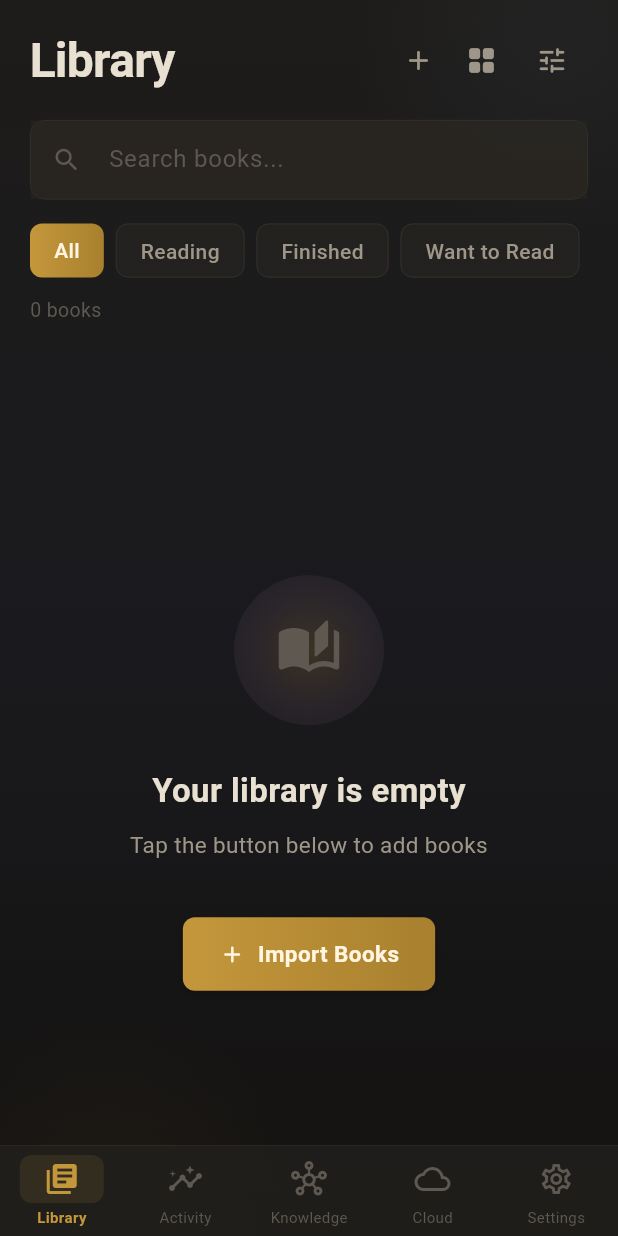
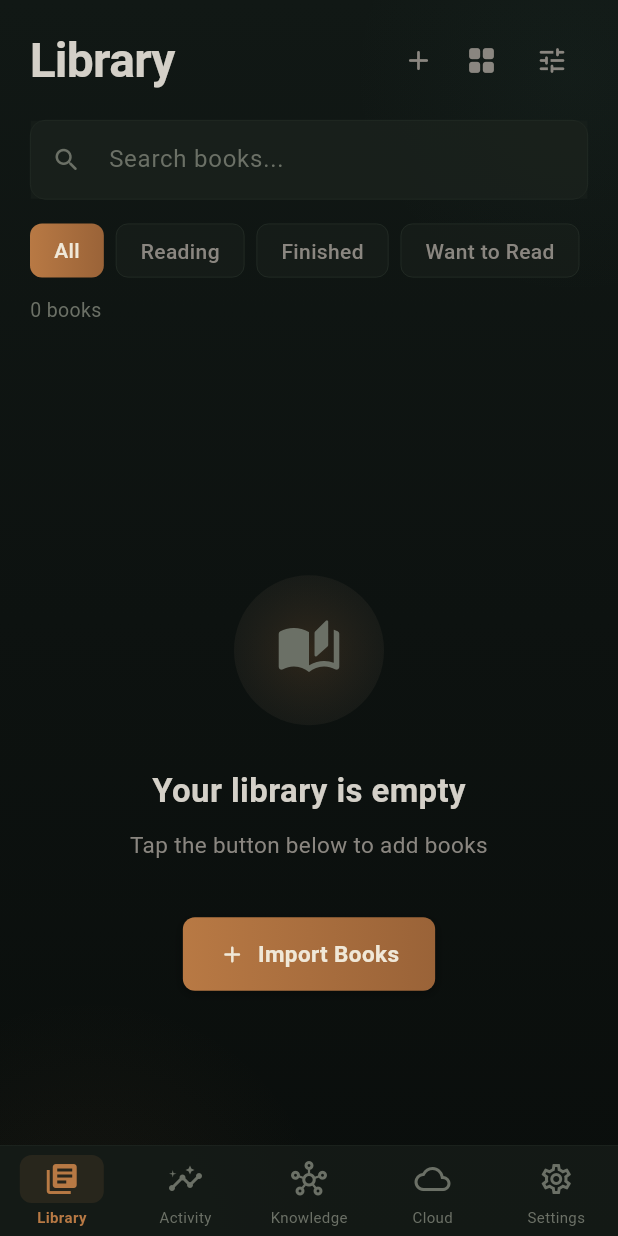
Before and after one commit to MFredin/Project-Aurora, a Flutter app: the screen it shows after launch, on a phone screen of 412 x 824 dp. Run offline on Flutter 3.47's test engine with Material 3 defaults, Android fonts, the phone set to English and light mode, and no system bars; our stand-ins replace dio, drift, file_picker, fl_chart, flutter_riverpod, flutter_tts and 5 more; missing offline and left inert: dart:html, dart:js_interop, desktop_drop, epubx; accounts and stored records are empty.

Commit message:
Switch aesthetic from Runestone to Stave & Shadow
Replace charcoal-slate palette with deep forest-black theme: dark moss
surfaces (#1A211C), muted ember primary accent (#B87944), lichen teal
secondary (#5A9E8F), fog white text (#D4D0C8), and shadow borders
(#252E27). Book covers use forest floor and stave church palettes.

https://claude.ai/code/session_01FHuwGnpYbE9q5WoCZaastP

```diff
--- a/aurora_reader_flutter/lib/core/layout/adaptive_shell.dart
+++ b/aurora_reader_flutter/lib/core/layout/adaptive_shell.dart
@@ -47,7 +47,7 @@ class AdaptiveShell extends StatelessWidget {
           color: AuroraColors.cosmos.withOpacity(0.95),
           border: Border(
             top: BorderSide(
-              color: const Color(0xFF3A3530).withOpacity(0.6),
+              color: const Color(0xFF252E27).withOpacity(0.6),
               width: 0.5,
             ),
           ),
@@ -87,7 +87,7 @@ class AdaptiveShell extends StatelessWidget {
               color: AuroraColors.cosmos.withOpacity(0.95),
               border: Border(
                 right: BorderSide(
-                  color: const Color(0xFF3A3530).withOpacity(0.6),
+                  color: const Color(0xFF252E27).withOpacity(0.6),
                   width: 0.5,
                 ),
               ),
--- a/aurora_reader_flutter/lib/core/theme/aurora_theme.dart
+++ b/aurora_reader_flutter/lib/core/theme/aurora_theme.dart
@@ -3,70 +3,73 @@ import 'package:flutter/material.dart';
 class AuroraColors {
   AuroraColors._();
 
-  // Runestone core palette — charcoal slate and weathered stone
-  static const deepSpace = Color(0xFF1A1A1E);
-  static const cosmos = Color(0xFF1F1E1B);
-  static const surface = Color(0xFF2A2722);
-  static const surfaceElevated = Color(0xFF33302A);
+  // Stave & Shadow — deep forest night
+  static const deepSpace = Color(0xFF0D1210);
+  static const cosmos = Color(0xFF141A16);
+  static const surface = Color(0xFF1A211C);
+  static const surfaceElevated = Color(0xFF222A24);
 
-  // Accent colors — aged metal and Nordic elements
-  static const auroraGreen = Color(0xFF7B9E6F);   // moss/sage
-  static const auroraTeal = Color(0xFFC4973B);     // aged gold (primary accent)
-  static const auroraBlue = Color(0xFF7BA4C7);     // frost steel
-  static const auroraPurple = Color(0xFF8B6B8F);   // heather plum
-  static const auroraPink = Color(0xFF9E5B6B);     // dark rose
-  static const auroraWarm = Color(0xFFB85C3A);     // burnt umber
+  // Accent colors — ember, patina, and manuscript
+  static const auroraGreen = Color(0xFF5A9E8F);   // lichen teal / copper patina
+  static const auroraTeal = Color(0xFFB87944);     // muted ember (primary accent)
+  static const auroraBlue = Color(0xFF5A9E8F);     // lichen teal (alias)
+  static const auroraPurple = Color(0xFF7A6B5A);   // driftwood
+  static const auroraPink = Color(0xFF8B5E4A);     // smoked clay
+  static const auroraWarm = Color(0xFFC25B3A);     // warning ember
 
-  // Text hierarchy — parchment tones
-  static const textPrimary = Color(0xFFE8E0D0);
-  static const textSecondary = Color(0xFF9E9688);
-  static const textTertiary = Color(0xFF5E5850);
+  // Manuscript highlight
+  static const manuscriptGold = Color(0xFFA89060);
+
+  // Text hierarchy — fog and moss
+  static const textPrimary = Color(0xFFD4D0C8);
+  static const textSecondary = Color(0xFF8A8680);
+  static const textTertiary = Color(0xFF6B7066);
 
   // Tab bar
-  static const tabBarBackground = Color(0xF21A1A1E);
+  static const tabBarBackground = Color(0xF20D1210);
   static const tabActive = auroraTeal;
   static const tabInactive = textTertiary;
 
-  // Gradients — hammered metal and ember
+  // Gradients — smoldering and mossy
   static const auroraGradient = LinearGradient(
     colors: [
-      Color(0x99C4973B),
-      Color(0x667BA4C7),
-      Color(0x807B9E6F),
-      Color(0x4D8B6B8F),
+      Color(0x99B87944),
+      Color(0x665A9E8F),
+      Color(0x80A89060),
+      Color(0x4D7A6B5A),
     ],
     begin: Alignment.topLeft,
     end: Alignment.bottomRight,
   );
 
   static const accentGradient = LinearGradient(
-    colors: [Color(0xFFC4973B), Color(0xFFA8802E)],
+    colors: [Color(0xFFB87944), Color(0xFF9A6338)],
     begin: Alignment.centerLeft,
     end: Alignment.centerRight,
   );
 
   static const secondaryGradient = LinearGradient(
-    colors: [Color(0xFF7BA4C7), Color(0xFF5B7A9E)],
+    colors: [Color(0xFF5A9E8F), Color(0xFF3D7A6D)],
     begin: Alignment.centerLeft,
     end: Alignment.centerRight,
   );
 
   static const warmGradient = LinearGradient(
-    colors: [Color(0xFFB85C3A), Color(0xFFC4973B)],
+    colors: [Color(0xFFC25B3A), Color(0xFFB87944)],
     begin: Alignment.centerLeft,
     end: Alignment.centerRight,
   );
 
-  // Book cover palettes — old bindings and manuscripts
+  // Book cover palettes — forest floor and stave church
   static const coverPalettes = <List<Color>>[
-    [Color(0xFF6B3A3A), Color(0xFF8B5E3C)], // burgundy → leather
-    [Color(0xFF3A5C4A), Color(0xFF5B7A5E)], // forest → sage
-    [Color(0xFF5B7A9E), Color(0xFF3A4F6B)], // steel → deep blue
-    [Color(0xFF8B6B8F), Color(0xFF5B3A5E)], // heather → plum
-    [Color(0xFFB85C3A), Color(0xFF8B3A2E)], // ember → rust
-    [Color(0xFF7B9E6F), Color(0xFF4A6B3A)], // moss → pine
-    [Color(0xFFC4973B), Color(0xFF8B6B2E)], // gold → bronze
-    [Color(0xFF4A5E6B), Color(0xFF7BA4C7)], // slate → frost
+    [Color(0xFF4A3528), Color(0xFF6B4E38)], // dark bark → warm wood
+    [Color(0xFF2A4A3A), Color(0xFF3D6B52)], // deep pine → forest
+    [Color(0xFF3A4F5A), Color(0xFF5A7A8B)], // fjord slate → cold steel
+    [Color(0xFF5A4A3A), Color(0xFF7A6B5A)], // smoke → driftwood
+    [Color(0xFF6B3A28), Color(0xFF8B5A3A)], // ember → copper
+    [Color(0xFF2A3A2E), Color(0xFF4A5E48)], // shadow pine → moss
+    [Color(0xFF8B6B3A), Color(0xFFA89060)], // amber → manuscript gold
+    [Color(0xFF3A4A4E), Color(0xFF5A9E8F)], // deep water → lichen
   ];
 
   static LinearGradient coverGradient(String title) {
@@ -88,7 +91,7 @@ class AuroraTheme {
         fontFamily: 'sans-serif',
         colorScheme: const ColorScheme.dark(
           primary: AuroraColors.auroraTeal,
-          secondary: AuroraColors.auroraPurple,
+          secondary: AuroraColors.auroraGreen,
           surface: AuroraColors.surface,
           error: AuroraColors.auroraWarm,
           onPrimary: Colors.white,
@@ -112,7 +115,7 @@ class AuroraTheme {
           shape: RoundedRectangleBorder(
             borderRadius: BorderRadius.circular(12),
             side: BorderSide(
-              color: Colors.white.withOpacity(0.04),
+              color: const Color(0xFF252E27).withOpacity(0.6),
               width: 0.5,
             ),
           ),
@@ -177,7 +180,7 @@ class AuroraTheme {
           hintStyle: const TextStyle(color: AuroraColors.textTertiary),
         ),
         dividerTheme: DividerThemeData(
-          color: Colors.white.withOpacity(0.04),
+          color: const Color(0xFF252E27).withOpacity(0.6),
         ),
         dialogTheme: DialogThemeData(
           backgroundColor: AuroraColors.surfaceElevated,
--- a/aurora_reader_flutter/lib/core/theme/aurora_widgets.dart
+++ b/aurora_reader_flutter/lib/core/theme/aurora_widgets.dart
@@ -1,8 +1,6 @@
-import 'dart:ui';
 import 'package:flutter/material.dart';
 import 'aurora_theme.dart';
 
-/// Stone tablet card with subtle grain texture
 class AuroraCard extends StatelessWidget {
   final Widget child;
   final EdgeInsetsGeometry? padding;
@@ -24,17 +22,17 @@ class AuroraCard extends StatelessWidget {
       child: Container(
         padding: padding ?? const EdgeInsets.all(16),
         decoration: BoxDecoration(
-          color: AuroraColors.surface.withOpacity(0.7),
+          color: AuroraColors.surface.withOpacity(0.75),
           borderRadius: BorderRadius.circular(12),
           border: Border.all(
-            color: const Color(0xFF3A3530),
+            color: const Color(0xFF252E27),
             width: 0.5,
           ),
           boxShadow: [
             BoxShadow(
-              color: Colors.black.withOpacity(0.15),
-              blurRadius: 6,
-              offset: const Offset(0, 2),
+              color: Colors.black.withOpacity(0.25),
+              blurRadius: 8,
+              offset: const Offset(0, 3),
             ),
           ],
         ),
@@ -44,7 +42,6 @@ class AuroraCard extends StatelessWidget {
   }
 }
 
-/// Hammered metal button with amber glow
 class AuroraButton extends StatefulWidget {
   final String label;
   final VoidCallback? onPressed;
@@ -57,7 +54,7 @@ class AuroraButton extends StatefulWidget {
     required this.label,
     required this.onPressed,
     this.gradient = const LinearGradient(
-      colors: [Color(0xFFC4973B), Color(0xFFA8802E)],
+      colors: [Color(0xFFB87944), Color(0xFF9A6338)],
     ),
     this.icon,
     this.compact = false,
@@ -90,20 +87,20 @@ class _AuroraButtonState extends State<AuroraButton> {
             color: disabled ? AuroraColors.surface : null,
             borderRadius: BorderRadius.circular(8),
             border: disabled
-                ? Border.all(color: const Color(0xFF3A3530), width: 0.5)
+                ? Border.all(color: const Color(0xFF252E27), width: 0.5)
                 : null,
             boxShadow: _hovering && !disabled
                 ? [
                     BoxShadow(
-                      color: AuroraColors.auroraTeal.withOpacity(0.35),
-                      blurRadius: 14,
+                      color: AuroraColors.auroraTeal.withOpacity(0.4),
+                      blurRadius: 16,
                       spreadRadius: 1,
                     ),
                   ]
                 : [
                     BoxShadow(
-                      color: Colors.black.withOpacity(0.2),
-                      blurRadius: 4,
+                      color: Colors.black.withOpacity(0.3),
+                      blurRadius: 5,
                       offset: const Offset(0, 2),
                     ),
                   ],
@@ -119,7 +116,7 @@ class _AuroraButtonState extends State<AuroraButton> {
                 Icon(widget.icon,
                     color: disabled
                         ? AuroraColors.textTertiary
-                        : const Color(0xFFFFF5E0),
+                        : const Color(0xFFF0E8D8),
                     size: 18),
                 const SizedBox(width: 8),
               ],
@@ -128,7 +125,7 @@ class _AuroraButtonState extends State<AuroraButton> {
                 style: TextStyle(
                   color: disabled
                       ? AuroraColors.textTertiary
-                      : const Color(0xFFFFF5E0),
+                      : const Color(0xFFF0E8D8),
                   fontWeight: FontWeight.w600,
                   fontSize: widget.compact ? 13 : 15,
                 ),
@@ -141,7 +138,6 @@ class _AuroraButtonState extends State<AuroraButton> {
   }
 }
 
-/// Nordic night background with subtle warm undertones
 class AuroraBackground extends StatelessWidget {
   final Widget child;
 
@@ -157,20 +153,20 @@ class AuroraBackground extends StatelessWidget {
               begin: Alignment.topCenter,
               end: Alignment.bottomCenter,
               colors: [
-                Color(0xFF1E1C1A),
+                Color(0xFF111815),
                 AuroraColors.deepSpace,
-                Color(0xFF141210),
+                Color(0xFF0A0E0C),
               ],
             ),
           ),
         ),
-        // Warm firelight glow from below
+        // Ember glow from below-left
         Positioned(
-          left: -80,
-          bottom: -150,
+          left: -100,
+          bottom: -160,
           child: Container(
-            width: 300,
-            height: 300,
+            width: 320,
+            height: 320,
             decoration: BoxDecoration(
               shape: BoxShape.circle,
               gradient: RadialGradient(
@@ -182,19 +178,19 @@ class AuroraBackground extends StatelessWidget {
             ),
           ),
         ),
-        // Cold frost hint from top right
+        // Lichen teal mist from top-right
         Positioned(
-          right: -100,
-          top: -120,
+          right: -120,
+          top: -100,
           child: Container(
-            width: 280,
-            height: 280,
+            width: 300,
+            height: 300,
             decoration: BoxDecoration(
               shape: BoxShape.circle,
               gradient: RadialGradient(
                 colors: [
-                  AuroraColors.auroraBlue.withOpacity(0.05),
-                  AuroraColors.auroraBlue.withOpacity(0.0),
+                  AuroraColors.auroraGreen.withOpacity(0.04),
+                  AuroraColors.auroraGreen.withOpacity(0.0),
                 ],
               ),
             ),
@@ -206,7 +202,6 @@ class AuroraBackground extends StatelessWidget {
   }
 }
 
-/// Runestone-style filter chip
 class AuroraFilterChip extends StatefulWidget {
   final String label;
   final bool isSelected;
@@ -249,8 +244,8 @@ class _AuroraFilterChipState extends State<AuroraFilterChip> {
                 ? null
                 : Border.all(
                     color: Color.lerp(
-                      const Color(0xFF3A3530),
-                      const Color(0xFF4A4540),
+                      const Color(0xFF252E27),
+                      const Color(0xFF354038),
                       _hovering ? 1.0 : 0.0,
                     )!,
                     width: 0.5,
@@ -260,7 +255,7 @@ class _AuroraFilterChipState extends State<AuroraFilterChip> {
             widget.label,
             style: TextStyle(
               color: widget.isSelected
-                  ? const Color(0xFFFFF5E0)
+                  ? const Color(0xFFF0E8D8)
                   : AuroraColors.textSecondary,
               fontWeight: FontWeight.w500,
               fontSize: 14,
--- a/aurora_reader_flutter/lib/screens/discover/discover_screen.dart
+++ b/aurora_reader_flutter/lib/screens/discover/discover_screen.dart
@@ -95,7 +95,7 @@ class _DiscoverScreenState extends State<DiscoverScreen> {
                 color: AuroraColors.surface.withOpacity(0.6),
                 borderRadius: BorderRadius.circular(10),
                 border: Border.all(
-                  color: const Color(0xFF3A3530),
+                  color: const Color(0xFF252E27),
                   width: 0.5,
                 ),
               ),
--- a/aurora_reader_flutter/lib/screens/library/library_screen.dart
+++ b/aurora_reader_flutter/lib/screens/library/library_screen.dart
@@ -296,7 +296,7 @@ class _LibraryScreenState extends ConsumerState<LibraryScreen> {
                               color: AuroraColors.surface.withOpacity(0.6),
                               borderRadius: BorderRadius.circular(10),
                               border: Border.all(
-                                color: const Color(0xFF3A3530),
+                                color: const Color(0xFF252E27),
                                 width: 0.5,
                               ),
                             ),
@@ -397,7 +397,7 @@ class _LibraryScreenState extends ConsumerState<LibraryScreen> {
                               color: AuroraColors.surfaceElevated,
                               borderRadius: BorderRadius.circular(14),
                               border: Border.all(
-                                color: const Color(0xFF3A3530),
+                                color: const Color(0xFF252E27),
                               ),
                               boxShadow: [
                                 BoxShadow(
@@ -704,7 +704,7 @@ class _BookDetailSheet extends StatelessWidget {
                 const BorderRadius.vertical(top: Radius.circular(20)),
             border: Border(
               top: BorderSide(
-                color: const Color(0xFF3A3530).withOpacity(0.8),
+                color: const Color(0xFF252E27).withOpacity(0.8),
                 width: 0.5,
               ),
             ),
@@ -1152,8 +1152,8 @@ class _BookListTileState extends State<_BookListTile> {
             borderRadius: BorderRadius.circular(14),
             border: Border.all(
               color: _hovering
-                  ? const Color(0xFF4A4540)
-                  : const Color(0xFF3A3530),
+                  ? const Color(0xFF354038)
+                  : const Color(0xFF252E27),
               width: 0.5,
             ),
           ),
--- a/aurora_reader_flutter/lib/screens/reader/reader_screen.dart
+++ b/aurora_reader_flutter/lib/screens/reader/reader_screen.dart
@@ -332,7 +332,7 @@ class _ReaderScreenState extends ConsumerState<ReaderScreen> {
           color: AuroraColors.cosmos.withOpacity(0.95),
           border: Border(
             bottom: BorderSide(
-              color: const Color(0xFF3A3530).withOpacity(0.6),
+              color: const Color(0xFF252E27).withOpacity(0.6),
               width: 0.5,
             ),
           ),
@@ -417,7 +417,7 @@ class _ReaderScreenState extends ConsumerState<ReaderScreen> {
           color: AuroraColors.cosmos.withOpacity(0.95),
           border: Border(
             top: BorderSide(
-              color: const Color(0xFF3A3530).withOpacity(0.6),
+              color: const Color(0xFF252E27).withOpacity(0.6),
               width: 0.5,
             ),
           ),
@@ -607,7 +607,7 @@ class _ReaderScreenState extends ConsumerState<ReaderScreen> {
             Container(
               width: 1,
               height: 28,
-              color: const Color(0xFF3A3530),
+              color: const Color(0xFF252E27),
             ),
             const SizedBox(width: 8),
             // Highlight action
--- a/aurora_reader_flutter/lib/screens/settings/settings_screen.dart
+++ b/aurora_reader_flutter/lib/screens/settings/settings_screen.dart
@@ -350,7 +350,7 @@ class _SettingsScreenState extends State<SettingsScreen> {
     return Divider(
       height: 1,
       indent: 50,
-      color: const Color(0xFF3A3530).withOpacity(0.6),
+      color: const Color(0xFF252E27).withOpacity(0.6),
     );
   }
 
```
